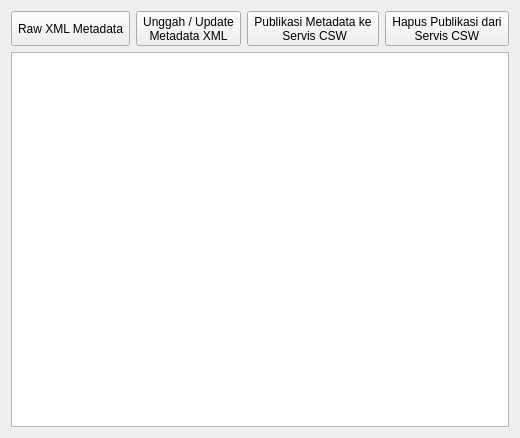
sandynagara/Palapa, file ui/metadata_tab.ui: the form before one commit.
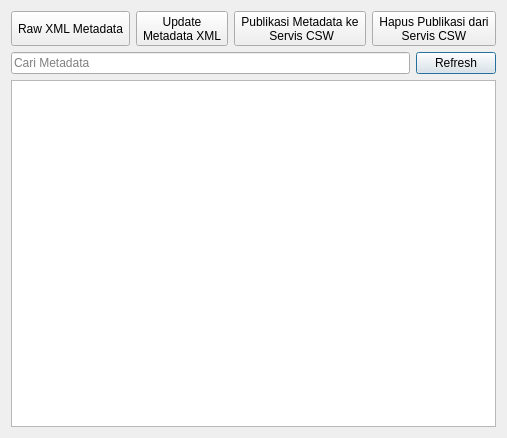
The form after the commit. Icons and pictures are not drawn. Custom widgets are drawn as their Qt base class.

```diff
--- a/ui/metadata_tab.ui
+++ b/ui/metadata_tab.ui
@@ -66,7 +66,7 @@
         <cursorShape>PointingHandCursor</cursorShape>
        </property>
        <property name="text">
-        <string>Unggah / Update 
+        <string>Update 
 Metadata XML</string>
        </property>
        <property name="icon">
@@ -146,6 +146,33 @@
      </item>
     </layout>
    </item>
+   <item>
+    <layout class="QHBoxLayout" name="horizontalLayout">
+     <item>
+      <widget class="QgsFilterLineEdit" name="cariMetadata">
+       <property name="placeholderText">
+        <string>Cari Metadata</string>
+       </property>
+       <property name="showSearchIcon">
+        <bool>true</bool>
+       </property>
+       <property name="qgisRelation" stdset="0">
+        <string notr="true"/>
+       </property>
+      </widget>
+     </item>
+     <item>
+      <widget class="QPushButton" name="refreshButton">
+       <property name="cursor">
+        <cursorShape>PointingHandCursor</cursorShape>
+       </property>
+       <property name="text">
+        <string>Refresh</string>
+       </property>
+      </widget>
+     </item>
+    </layout>
+   </item>
    <item>
     <widget class="QTableWidget" name="table_metadata">
      <property name="enabled">
@@ -170,6 +197,13 @@
    </item>
   </layout>
  </widget>
+ <customwidgets>
+  <customwidget>
+   <class>QgsFilterLineEdit</class>
+   <extends>QLineEdit</extends>
+   <header>qgsfilterlineedit.h</header>
+  </customwidget>
+ </customwidgets>
  <resources/>
  <connections/>
 </ui>
```
